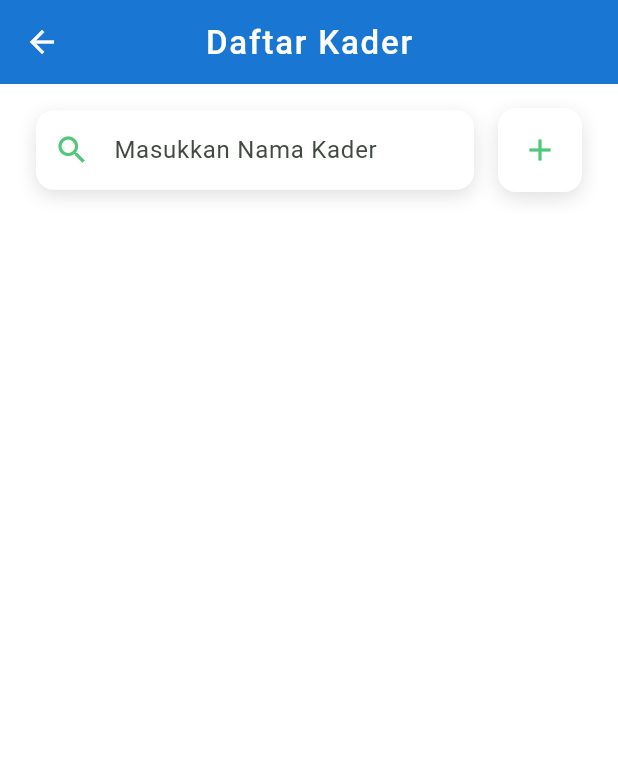
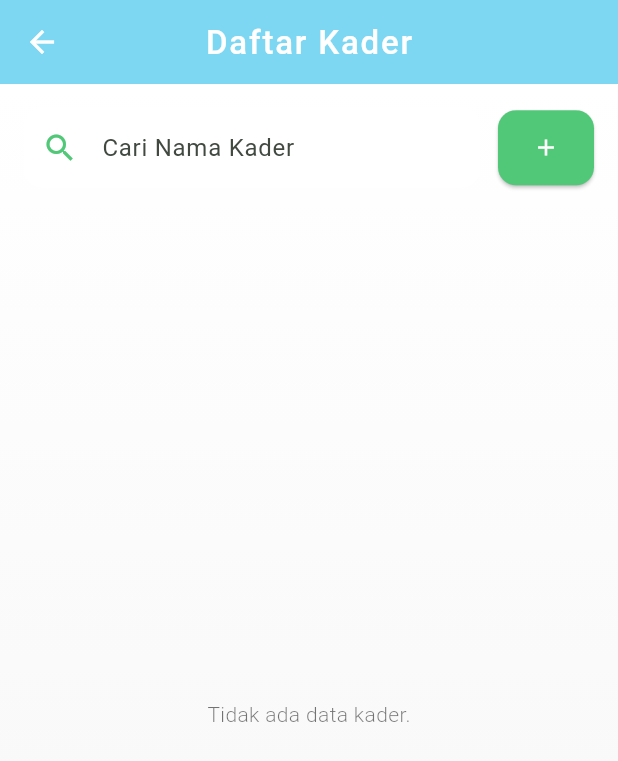
Before and after one commit to para-pencari-duid/E-assesment-Kader, a Flutter app: the ListKaderPage screen opened by its route, on a phone screen of 412 x 824 dp. Shown: the top 761 px of the screen. Run offline on Flutter 3.47's test engine with Material 3 defaults, Android fonts, the phone set to English and light mode, and no system bars; our stand-ins replace go_router, google_fonts, shared_preferences; accounts and stored records are empty.

Commit message:
ui: redesign list kader

```diff
--- a/lib/pages/list_kader_page.dart
+++ b/lib/pages/list_kader_page.dart
@@ -24,38 +24,32 @@ class _ListKaderPageState extends State<ListKaderPage> {
     final prefProvider = context.read<PreferencesProvider>();
     final kaderProvider = context.read<KaderProvider>();
 
-    Future.microtask(
-      () {
+    Future.microtask(() {
       if (prefProvider.userToken != null) {
         kaderProvider.fetchKaderList(prefProvider.userToken!);
       } else {
         print("Token tidak ditemukan, tidak dapat mengambil data kader.");
       }
-      },
-    );
+    });
   }
 
   @override
   Widget build(BuildContext context) {
-    return SafeArea(
-      child: Scaffold(
+    return Scaffold(
       appBar: AppBar(
-          title: Text(
-            "Daftar Kader",
-            style: TextStyle(color: Colors.white),
-          ),
+        title: const Text("Daftar Kader", style: TextStyle(color: Colors.white)),
         centerTitle: true,
-          backgroundColor: Colors.blue.shade700,
-          elevation: 0,
-          iconTheme: IconThemeData(color: Colors.white),
+        backgroundColor: AppColors.blue300.color,
+        elevation: 2,
+        iconTheme: const IconThemeData(color: Colors.white),
       ),
       body: Container(
-          padding: const EdgeInsets.symmetric(horizontal: 24, vertical: 16),
-          decoration: BoxDecoration(
+        padding: const EdgeInsets.symmetric(horizontal: 16, vertical: 16),
+        decoration: const BoxDecoration(
           gradient: LinearGradient(
             begin: Alignment.topCenter,
             end: Alignment.bottomCenter,
-              colors: [const Color.fromARGB(255, 255, 255, 255), const Color.fromARGB(255, 255, 255, 255)],
+            colors: [Colors.white, Color(0xFFF5F5F5)],
           ),
         ),
         child: Column(
@@ -63,89 +57,67 @@ class _ListKaderPageState extends State<ListKaderPage> {
             Row(
               children: [
                 Expanded(
-                    child: Container(
-                      decoration: BoxDecoration(
-                        color: Colors.white,
+                  child: TextField(
+                    decoration: InputDecoration(
+                      hintText: "Cari Nama Kader",
+                      prefixIcon: Icon(Icons.search, color: AppColors.green400.color),
+                      filled: true,
+                      fillColor: Colors.white,
+                      border: OutlineInputBorder(
                         borderRadius: BorderRadius.circular(12),
-                        boxShadow: [
-                          BoxShadow(
-                            color: Colors.black12,
-                            blurRadius: 10,
-                            offset: Offset(0, 4),
+                        borderSide: BorderSide.none,
+                      ),
+                      contentPadding: const EdgeInsets.symmetric(horizontal: 16, vertical: 14),
+                    ),
+                  ),
+                ),
+                const SizedBox(width: 12),
+                ElevatedButton(
+                  style: ElevatedButton.styleFrom(
+                    padding: const EdgeInsets.all(16),
+                    shape: RoundedRectangleBorder(borderRadius: BorderRadius.circular(12)),
+                    backgroundColor: AppColors.green400.color,
+                  ),
+                  onPressed: () {
+                    Navigator.push(
+                      context,
+                      MaterialPageRoute(builder: (context) => const SignUpKaderPage()),
+                    );
+                  },
+                  child: const Icon(Icons.add, color: Colors.white),
                 ),
               ],
             ),
-                      child: TextField(
-                        decoration: InputDecoration(
-                          hintText: "Masukkan Nama Kader",
-                          prefixIcon: Icon(Icons.search, color: AppColors.green400.color),
-                          border: InputBorder.none,
-                          contentPadding: EdgeInsets.symmetric(horizontal: 16, vertical: 14),
-                        ),
-                      ),
-                    ),
-                  ),
-                  const SizedBox(width: 16),
-                  InkWell(
-                    onTap: () {
-                      Navigator.push(
-                        context,
-                        MaterialPageRoute(
-                          builder: (context) => SignUpKaderPage(),
-                        ),
-                      );
-                    },
-                    borderRadius: BorderRadius.circular(12),
-                    child: AnimatedContainer(
-                      duration: Duration(milliseconds: 300),
-                      padding: const EdgeInsets.all(16),
-                      decoration: BoxDecoration(
-                        color: Colors.white,
-                        borderRadius: BorderRadius.circular(12),
-                        boxShadow: [
-                          BoxShadow(
-                            color: Colors.black12,
-                            blurRadius: 10,
-                            offset: Offset(0, 4),
-                          ),
-                        ],
-                      ),
-                      child: Icon(
-                        Icons.add,
-                        color: AppColors.green400.color,
-                      ),
-                    ),
-                  ),
-                ],
-              ),
-              const SizedBox(height: 32),
+            const SizedBox(height: 20),
             Expanded(
               child: Consumer<KaderProvider>(
                 builder: (context, provider, child) {
                   final state = provider.resultState;
 
                   if (state is KaderListLoadingState) {
-                      return Center(child: CircularProgressIndicator(color: Colors.white));
-                    } else if (provider.resultState is KaderListErrorState) {
+                    return const Center(child: CircularProgressIndicator());
+                  } else if (state is KaderListErrorState) {
                     return Center(
                       child: Text(
                         "Error: ${provider.message}",
-                          style: TextStyle(color: Colors.white),
+                        style: const TextStyle(color: Colors.red),
                       ),
                     );
                   } else {
                     final kaderList = provider.kaders;
-
+                    if (kaderList == null || kaderList.isEmpty) {
+                      return const Center(
+                        child: Text("Tidak ada data kader.", style: TextStyle(color: Colors.black54)),
+                      );
+                    }
                     return ListView.builder(
-                        physics: BouncingScrollPhysics(),
-                        shrinkWrap: true,
-                        itemCount: kaderList?.length,
+                      physics: const BouncingScrollPhysics(),
+                      itemCount: kaderList.length,
                       itemBuilder: (context, index) {
-                          final kader = kaderList?[index];
-                          return AnimatedOpacity(
-                            opacity: 1,
-                            duration: Duration(milliseconds: 500),
-                            child: KaderItem(user: kader!),
+                        final kader = kaderList[index];
+                        return Padding(
+                          padding: const EdgeInsets.symmetric(vertical: 6),
+                          child: KaderItem(user: kader),
                         );
                       },
                     );
@@ -156,7 +128,6 @@ class _ListKaderPageState extends State<ListKaderPage> {
           ],
         ),
       ),
-      ),
     );
   }
 }
--- a/lib/style/colors/app_colors.dart
+++ b/lib/style/colors/app_colors.dart
@@ -5,7 +5,8 @@ enum AppColors {
   green500("Green-500", Color(0xff36B15F)),
   green700("Green-700", Color(0xff22733D)),
   grey300("Grey-300", Color(0xffB2BEC7)),
-  blue300("Blue-300", Color(0xff83DFFF));
+  blue300("Blue-300", Color(0xff83DFFF)),
+  lightBackground("Light Background", Color(0xffF5F5F5)); // Add your light background color here
 
   const AppColors(this.name, this.color);
 
```
Lines whose indentation alone changed are shown as unchanged.
